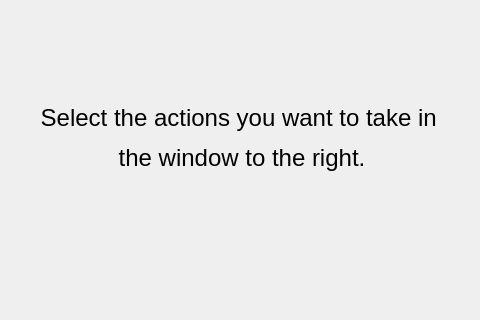
Qt form mainwindow.ui (dahiyaaneesh/SCOTS_GUI.0.1) before a commit; both pictures show x 300 to 780 and y 151 to 471 of the 870 by 790 pixel window.
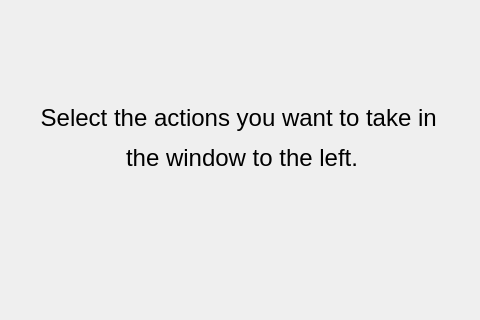
The same form after that commit. The open tabs and pages were chosen to show the change. Icons and pictures are not drawn.

```diff
--- a/mainwindow.ui
+++ b/mainwindow.ui
@@ -1544,7 +1544,7 @@
            <item>
             <widget class="QLabel" name="label_13">
              <property name="text">
-              <string>&lt;html&gt;&lt;head/&gt;&lt;body&gt;&lt;p align=&quot;center&quot;&gt;&lt;br/&gt;&lt;/p&gt;&lt;p align=&quot;center&quot;&gt;&lt;span style=&quot; font-size:18pt;&quot;&gt;Select the actions you want to take in &lt;/span&gt;&lt;/p&gt;&lt;p align=&quot;center&quot;&gt;&lt;span style=&quot; font-size:18pt;&quot;&gt;the window to the right.&lt;/span&gt;&lt;/p&gt;&lt;p align=&quot;center&quot;&gt;&lt;br/&gt;&lt;/p&gt;&lt;p&gt;&lt;br/&gt;&lt;/p&gt;&lt;/body&gt;&lt;/html&gt;</string>
+              <string>&lt;html&gt;&lt;head/&gt;&lt;body&gt;&lt;p align=&quot;center&quot;&gt;&lt;br/&gt;&lt;/p&gt;&lt;p align=&quot;center&quot;&gt;&lt;span style=&quot; font-size:18pt;&quot;&gt;Select the actions you want to take in &lt;/span&gt;&lt;/p&gt;&lt;p align=&quot;center&quot;&gt;&lt;span style=&quot; font-size:18pt;&quot;&gt;the window to the left.&lt;/span&gt;&lt;/p&gt;&lt;p align=&quot;center&quot;&gt;&lt;br/&gt;&lt;/p&gt;&lt;p&gt;&lt;br/&gt;&lt;/p&gt;&lt;/body&gt;&lt;/html&gt;</string>
              </property>
             </widget>
            </item>
```
Left out of the diff: 2 changed lines with no effect on the pictures.
